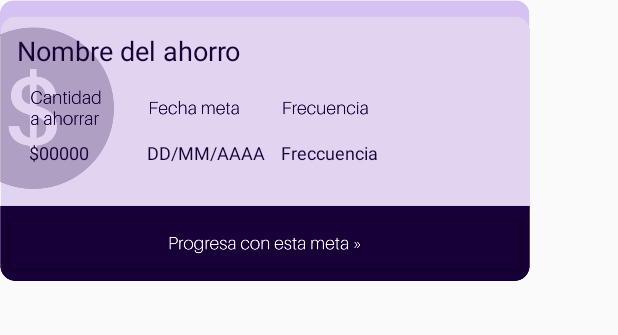
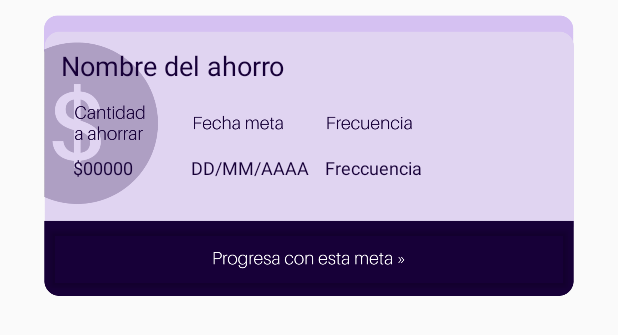
Before and after one commit to erika2201/ECO_ProyectoParcial2_Android, an Android app: the layout row.xml on its own in the app's theme, with its tools: preview values and no code run, on a phone screen of 412 x 824 dp. Shown: the top 335 px of the screen. Run offline under Robolectric (Android 15) with nearby library versions, the phone set to English and light mode, and no system bars.

Commit message:
Lo del listView está creado, pero no se pintan :C

```diff
--- a/app/src/main/res/layout/row.xml
+++ b/app/src/main/res/layout/row.xml
@@ -3,18 +3,22 @@
     xmlns:app="http://schemas.android.com/apk/res-auto"
     xmlns:tools="http://schemas.android.com/tools"
     android:layout_width="match_parent"
-    android:layout_height="match_parent">
+    android:layout_height="wrap_content">
 
     <ImageView
-        android:id="@+id/imageView9"
+        android:id="@+id/imageComp"
         android:layout_width="353dp"
         android:layout_height="187dp"
-        app:srcCompat="@drawable/row"
-        tools:layout_editor_absoluteX="29dp"
-        tools:layout_editor_absoluteY="30dp" />
+        android:layout_marginTop="10dp"
+        android:layout_marginBottom="10dp"
+        app:layout_constraintBottom_toBottomOf="parent"
+        app:layout_constraintEnd_toEndOf="parent"
+        app:layout_constraintStart_toStartOf="parent"
+        app:layout_constraintTop_toTopOf="parent"
+        app:srcCompat="@drawable/row" />
 
     <TextView
-        android:id="@+id/textView2"
+        android:id="@+id/nameRow"
         android:layout_width="wrap_content"
         android:layout_height="wrap_content"
         android:layout_marginStart="11dp"
@@ -22,11 +26,11 @@
         android:text="Nombre del ahorro"
         android:textColor="#170038"
         android:textSize="18sp"
-        app:layout_constraintStart_toStartOf="@+id/imageView9"
-        app:layout_constraintTop_toTopOf="@+id/imageView9" />
+        app:layout_constraintStart_toStartOf="@+id/imageComp"
+        app:layout_constraintTop_toTopOf="@+id/imageComp" />
 
     <TextView
-        android:id="@+id/textView3"
+        android:id="@+id/cantRow"
         android:layout_width="wrap_content"
         android:layout_height="wrap_content"
         android:layout_marginStart="19dp"
@@ -34,11 +38,11 @@
         android:text="$00000"
         android:textColor="#170038"
         android:textSize="12sp"
-        app:layout_constraintStart_toStartOf="@+id/imageView9"
-        app:layout_constraintTop_toBottomOf="@+id/textView2" />
+        app:layout_constraintStart_toStartOf="@+id/imageComp"
+        app:layout_constraintTop_toBottomOf="@+id/nameRow" />
 
     <TextView
-        android:id="@+id/textView5"
+        android:id="@+id/dateRow"
         android:layout_width="wrap_content"
         android:layout_height="wrap_content"
         android:layout_marginStart="98dp"
@@ -46,11 +50,11 @@
         android:text="DD/MM/AAAA"
         android:textColor="#170038"
         android:textSize="12sp"
-        app:layout_constraintStart_toStartOf="@+id/imageView9"
-        app:layout_constraintTop_toBottomOf="@+id/textView2" />
+        app:layout_constraintStart_toStartOf="@+id/imageComp"
+        app:layout_constraintTop_toBottomOf="@+id/nameRow" />
 
     <TextView
-        android:id="@+id/textView6"
+        android:id="@+id/frecRow"
         android:layout_width="wrap_content"
         android:layout_height="wrap_content"
         android:layout_marginStart="187dp"
@@ -58,16 +62,16 @@
         android:text="Freccuencia"
         android:textColor="#170038"
         android:textSize="12sp"
-        app:layout_constraintStart_toStartOf="@+id/imageView9"
-        app:layout_constraintTop_toBottomOf="@+id/textView2" />
+        app:layout_constraintStart_toStartOf="@+id/imageComp"
+        app:layout_constraintTop_toBottomOf="@+id/nameRow" />
 
     <Button
-        android:id="@+id/button"
+        android:id="@+id/progressBtn"
         android:layout_width="352dp"
         android:layout_height="50dp"
         android:backgroundTint="#00FFFFFF"
-        app:layout_constraintBottom_toBottomOf="@+id/imageView9"
-        app:layout_constraintEnd_toEndOf="@+id/imageView9"
-        app:layout_constraintStart_toStartOf="@+id/imageView9"
+        app:layout_constraintBottom_toBottomOf="@+id/imageComp"
+        app:layout_constraintEnd_toEndOf="@+id/imageComp"
+        app:layout_constraintStart_toStartOf="@+id/imageComp"
         tools:ignore="SpeakableTextPresentCheck" />
 </androidx.constraintlayout.widget.ConstraintLayout>
```
Also changed, not shown: app/src/main/java/com/example/eco_proyectoparcial2_android/AdapterSaving.java (+41 -1 lines), app/src/main/java/com/example/eco_proyectoparcial2_android/MySavingsActivity.java (+7 -9 lines).
